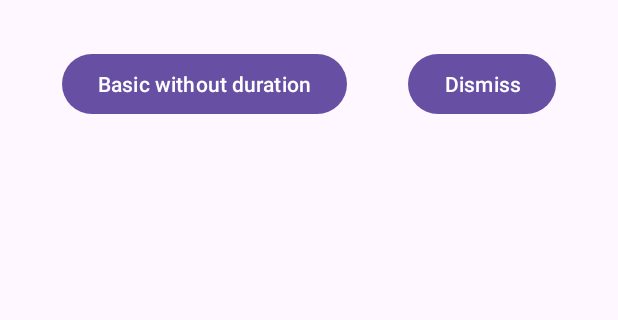
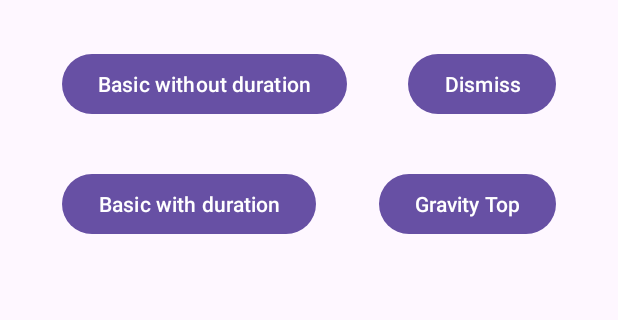
Before and after one commit to hasanelfalakiy/flashbar, an Android app: the layout activity_main.xml on its own in the app's theme, with its tools: preview values and no code run, on a phone screen of 412 x 824 dp, the part 173-493 px from its top. Run offline under Robolectric (Android 15) with nearby library versions, the light colour scheme and no system bars.

Commit message:
add example

```diff
--- a/app/src/main/res/layout/activity_main.xml
+++ b/app/src/main/res/layout/activity_main.xml
@@ -47,5 +47,28 @@
 
         />
 
+        <Button
+            android:layout_width="wrap_content"
+            android:layout_height="wrap_content"
+            android:layout_marginTop="32dp"
+            android:text="@string/basic_with_duration"
+            android:id="@+id/btn_basic_with_duration"
+            app:layout_constraintEnd_toStartOf="@id/btn_gravity_top"
+            app:layout_constraintStart_toStartOf="parent"
+            app:layout_constraintTop_toBottomOf="@id/btn_basic_without_duration"
+
+        />
+
+        <Button
+            android:layout_width="wrap_content"
+            android:layout_height="wrap_content"
+            android:text="@string/gravity_top"
+            android:id="@+id/btn_gravity_top"
+            app:layout_constraintEnd_toEndOf="parent"
+            app:layout_constraintStart_toEndOf="@id/btn_basic_with_duration"
+            app:layout_constraintTop_toTopOf="@id/btn_basic_with_duration"
+
+        />
+
     </androidx.constraintlayout.widget.ConstraintLayout>
 </ScrollView>
--- a/app/src/main/res/values/strings.xml
+++ b/app/src/main/res/values/strings.xml
@@ -4,6 +4,7 @@
     <string name="title">Awesome Flashbar</string>
     <string name="basic_without_duration">Basic without duration</string>
     <string name="basic_with_duration">Basic with duration</string>
+    <string name="gravity_top">Gravity Top</string>
     <string name="dismiss">Dismiss</string>
 
 </resources>
```
Also changed, not shown: app/src/main/java/com/andihasan7/flashbarsample/MainActivity.kt (+32 -0 lines), 1 other file.
